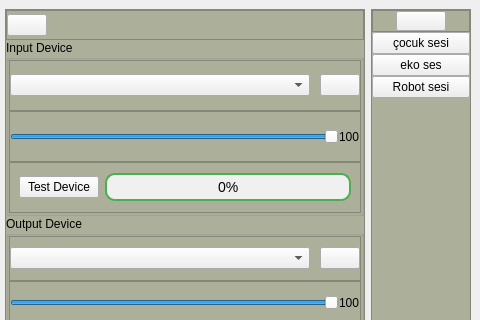
Qt form mainwindow.ui (akifs52/Voice-Changer) before a commit; both pictures show x 411 to 891 and y 0 to 320 of the 891 by 600 pixel window.
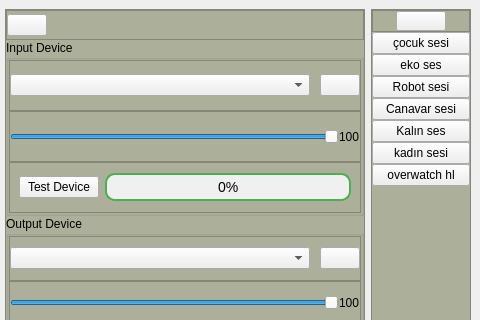
The same form after that commit.

What changed in the file:
```diff
--- a/mainwindow.ui
+++ b/mainwindow.ui
@@ -667,6 +667,46 @@
          </property>
         </widget>
        </item>
+       <item>
+        <widget class="QPushButton" name="devilButton">
+         <property name="text">
+          <string>Canavar sesi</string>
+         </property>
+         <property name="checkable">
+          <bool>true</bool>
+         </property>
+        </widget>
+       </item>
+       <item>
+        <widget class="QPushButton" name="boldButton">
+         <property name="text">
+          <string>Kalın ses</string>
+         </property>
+         <property name="checkable">
+          <bool>true</bool>
+         </property>
+        </widget>
+       </item>
+       <item>
+        <widget class="QPushButton" name="femaleButton">
+         <property name="text">
+          <string>kadın sesi</string>
+         </property>
+         <property name="checkable">
+          <bool>true</bool>
+         </property>
+        </widget>
+       </item>
+       <item>
+        <widget class="QPushButton" name="combineButton">
+         <property name="text">
+          <string>overwatch hl</string>
+         </property>
+         <property name="checkable">
+          <bool>true</bool>
+         </property>
+        </widget>
+       </item>
        <item>
         <spacer name="verticalSpacer">
          <property name="orientation">
```
Left out of the diff: 3 changed lines with no effect on the pictures.
